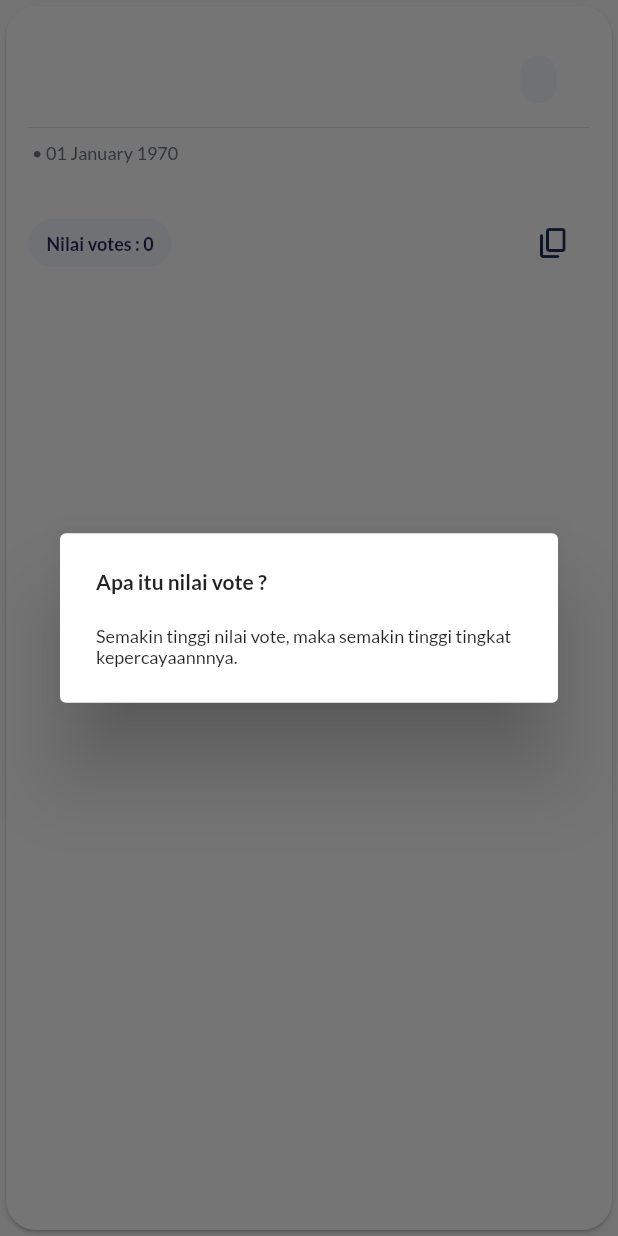
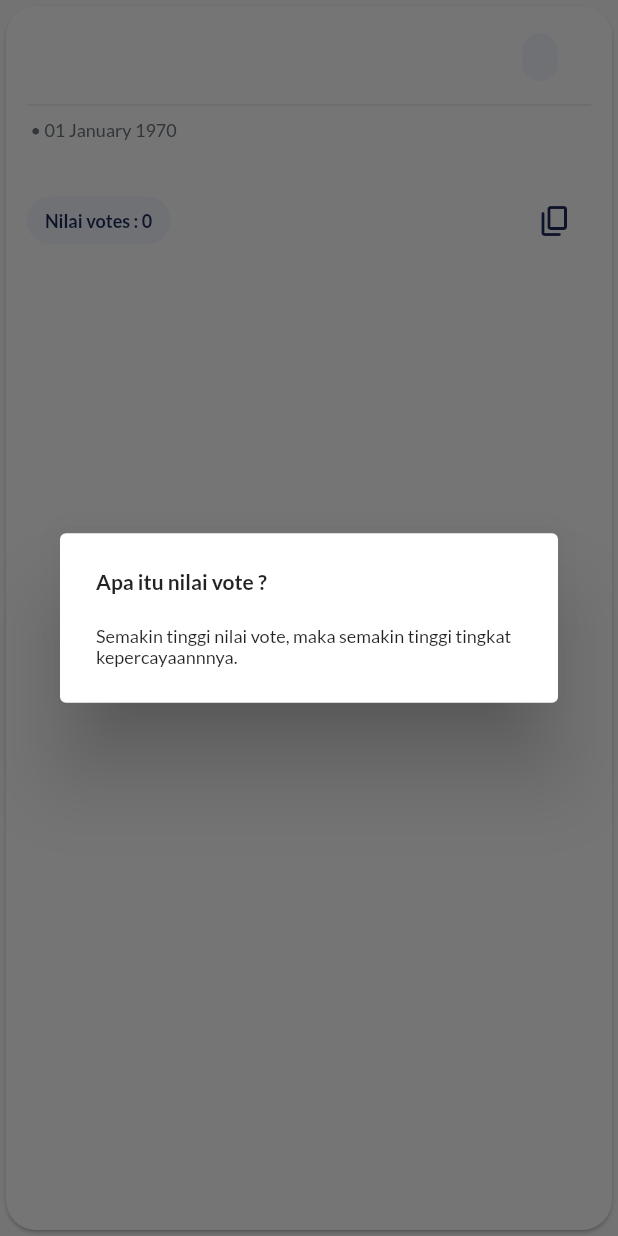
Before and after one commit to novannp/flutter_kbti, a Flutter app: the DefinitionCard widget shown alone on an empty page, opened directly with empty values, after a tap on an icon or button, on a phone screen of 412 x 824 dp. Run offline on Flutter 3.47's test engine with Material 2 defaults, Android fonts, the phone set to English and light mode, and no system bars; our stand-ins replace google_fonts; network calls fail.

Commit message:
relayout definition card

```diff
--- a/lib/main.dart
+++ b/lib/main.dart
@@ -22,9 +22,7 @@ class KBTIApp extends StatelessWidget {
     return MaterialApp(
       darkTheme: ThemeData.dark(),
       themeMode: ThemeMode.light,
-      theme: ThemeData(
-          splashColor: blueDarkColor,
-          textTheme: TextTheme(subtitle1: GoogleFonts.lato())),
+      theme: ThemeData(textTheme: TextTheme(subtitle1: GoogleFonts.lato())),
       debugShowCheckedModeBanner: false,
       title: 'KBTI',
       initialRoute: '/',
--- a/lib/widgets/definition_card.dart
+++ b/lib/widgets/definition_card.dart
@@ -41,7 +41,7 @@ class DefinitionCard extends StatelessWidget {
               });
         },
         child: Padding(
-          padding: const EdgeInsets.all(15.0),
+          padding: const EdgeInsets.symmetric(horizontal: 14),
           child: Column(
             crossAxisAlignment: CrossAxisAlignment.start,
             children: [
```
